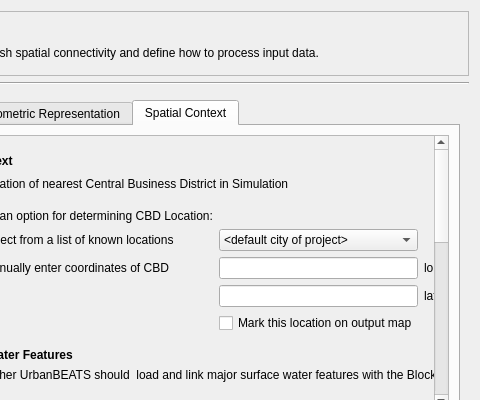
First picture: the form in gui/md_delinblocksgui.ui, repository petermbach/urbanbeats-pss, before the edit; both pictures show x 300 to 780 and y 0 to 400 of the 780 by 500 pixel window.
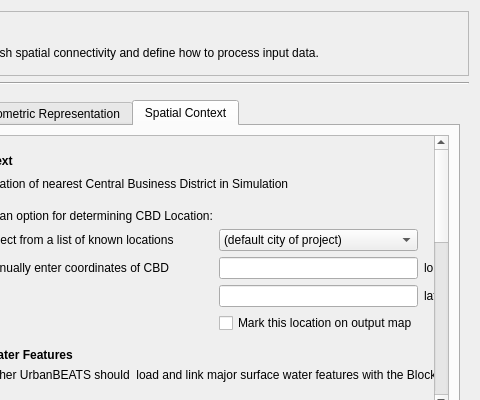
Second picture: the form after the edit. The open tabs and pages were chosen to show the change. Icons and pictures are not drawn.

Diff of the .ui file:
```diff
--- a/gui/md_delinblocksgui.ui
+++ b/gui/md_delinblocksgui.ui
@@ -841,7 +841,7 @@
                     <widget class="QComboBox" name="city_combo">
                      <item>
                       <property name="text">
-                       <string>&lt;default city of project&gt;</string>
+                       <string>(default city of project)</string>
                       </property>
                      </item>
                     </widget>
```
Left out of the diff: 17 changed lines with no effect on the pictures.
